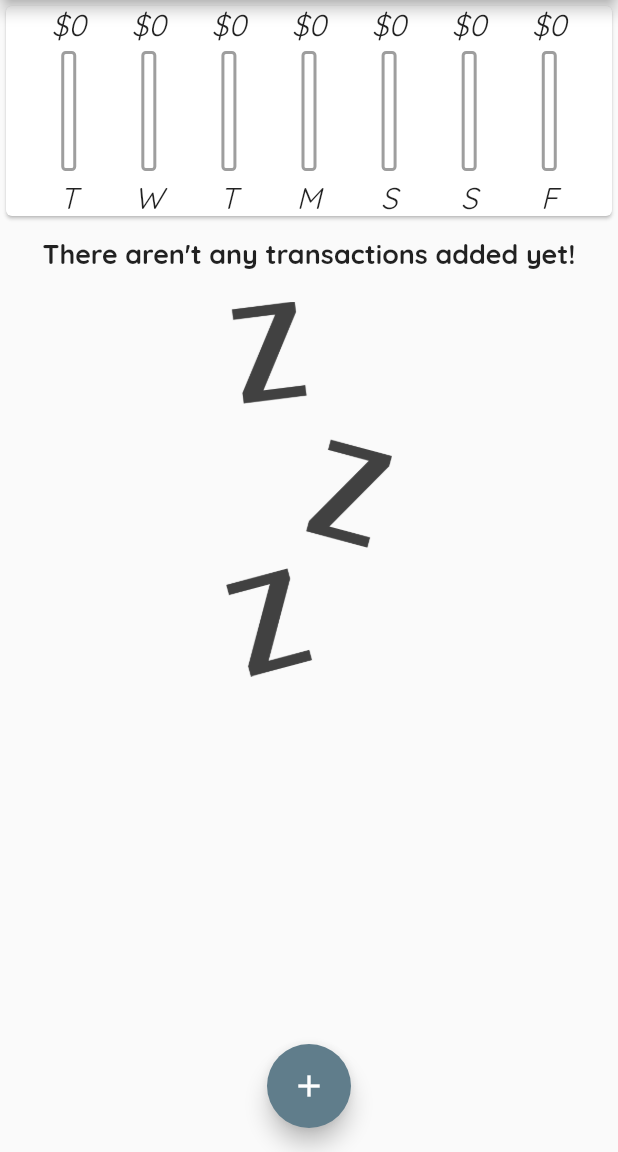
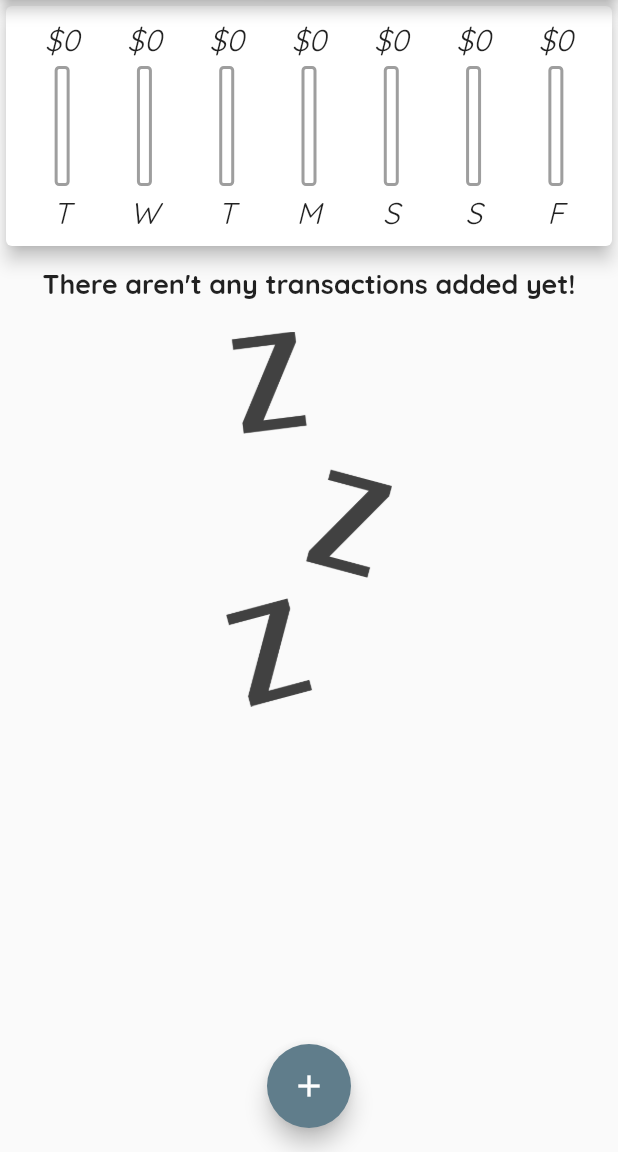
Before and after one commit to Echi4/EZTrack, a Flutter app: the screen it shows after launch, on a phone screen of 412 x 824 dp, the part 84-1236 px from its top. Run offline on Flutter 3.47's test engine with Material 2 defaults, Android fonts, the phone set to English and light mode, and no system bars; missing offline and left inert: shortid.

Commit message:
Fine tuning UI

```diff
--- a/lib/widgets/chart.dart
+++ b/lib/widgets/chart.dart
@@ -37,16 +37,23 @@ class Chart extends StatelessWidget {
   Widget build(BuildContext context) {
     // getRecentTransactions;
     return Card(
+      elevation: 5,
+      child: Padding(
+        padding: const EdgeInsets.all(10.0),
         child: Row(
-        mainAxisAlignment: MainAxisAlignment.spaceEvenly,
+          mainAxisAlignment: MainAxisAlignment.spaceAround,
           children: getRecentTransactionsData.map((transactionData) {
-          return ChartBar(
+            return Flexible(
+              fit: FlexFit.tight,
+              child: ChartBar(
                   transactionData["day"],
                   transactionData["amount"],
                   getTotalWeeklySpending == 0.0
                       ? 0.0
-                  : transactionData["amount"] / getTotalWeeklySpending);
+                      : transactionData["amount"] / getTotalWeeklySpending),
+            );
           }).toList(),
+        ),
       ),
     );
   }
--- a/lib/widgets/chart_bar.dart
+++ b/lib/widgets/chart_bar.dart
@@ -13,7 +13,9 @@ class ChartBar extends StatelessWidget {
   Widget build(BuildContext context) {
     return Column(
       children: [
-        Text("\$${spendingAmount.toStringAsFixed(0)}"),
+        FittedBox(
+          child: Text("\$${spendingAmount.toStringAsFixed(0)}"),
+        ),
         const SizedBox(
           height: 5.0,
         ),
```
Also changed, not shown: lib/widgets/transaction_list.dart (+29 -20 lines). Lines whose indentation alone changed are shown as unchanged.
